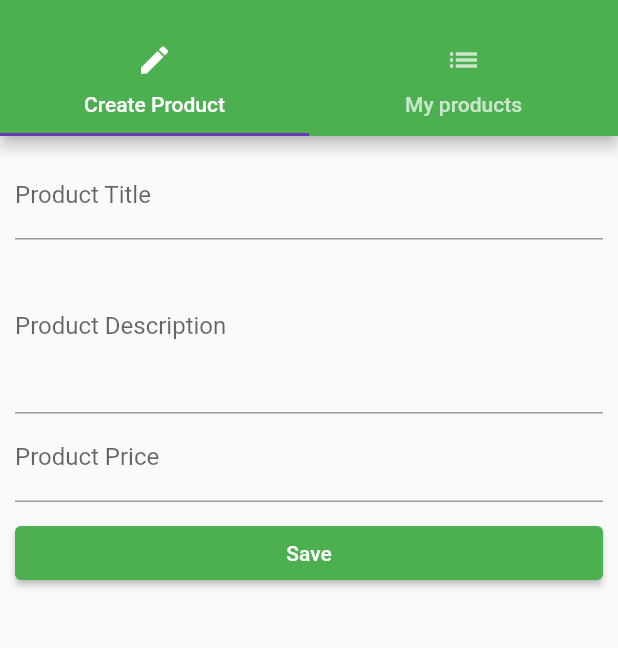
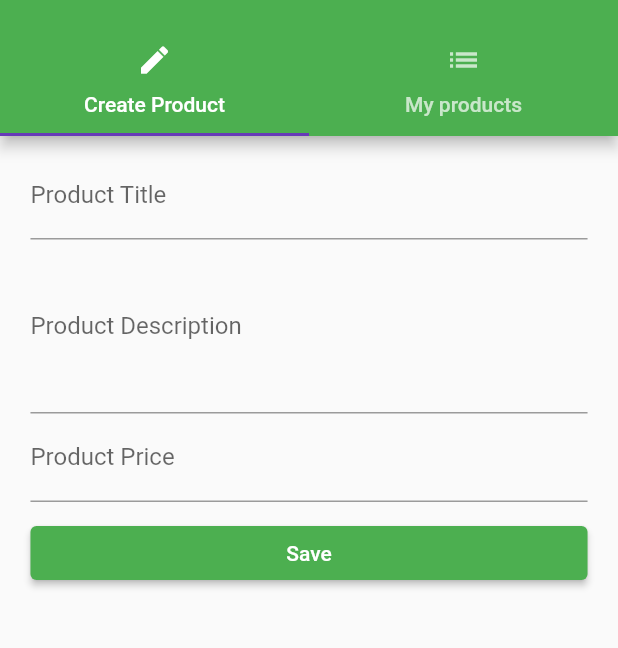
Before and after one commit to Jessy11-a/first_app, a Flutter app: the AdminProducts screen opened by its route, on a phone screen of 412 x 824 dp, the part 59-707 px from its top. Run offline on Flutter 3.47's test engine with Material 2 defaults, Android fonts, the phone set to English and light mode, and no system bars.

Commit message:
adding media query for product create

```diff
--- a/lib/Pages/product_create.dart
+++ b/lib/Pages/product_create.dart
@@ -48,8 +48,7 @@ class _ProductCreatePageState extends State<ProductCreatePage> {
         });
   }
 
-
-   void _submitForm(){
+  void _submitForm() {
     final Map<String, dynamic> product = {
       'title': _titleValue,
       'description': _descriptionValue,
@@ -58,19 +57,22 @@ class _ProductCreatePageState extends State<ProductCreatePage> {
     };
     widget.addProduct(product);
     Navigator.pushReplacementNamed(context, '/products');
+  }
 
-  }
   @override
   Widget build(BuildContext context) {
+    final double deviceWidth = MediaQuery.of(context).size.width;
+    final double targetWidth = deviceWidth > 768.0 ? 500.0 : deviceWidth * 0.95;
+    final double targetPadding = deviceWidth - targetWidth;
     return Container(
+      width: targetWidth,
       margin: EdgeInsets.all(10.0),
       child: ListView(
+        padding: EdgeInsets.symmetric(horizontal: targetPadding / 2),
         children: <Widget>[
-
           _buildTitleTextField(),
           _buildDescriptionTextField(),
           _buildPriceTextField(),
-
           SizedBox(
             height: 10.0,
           ),
```
Also changed, not shown: lib/main.dart (line endings or trailing spaces). Lines whose indentation alone changed are shown as unchanged.
